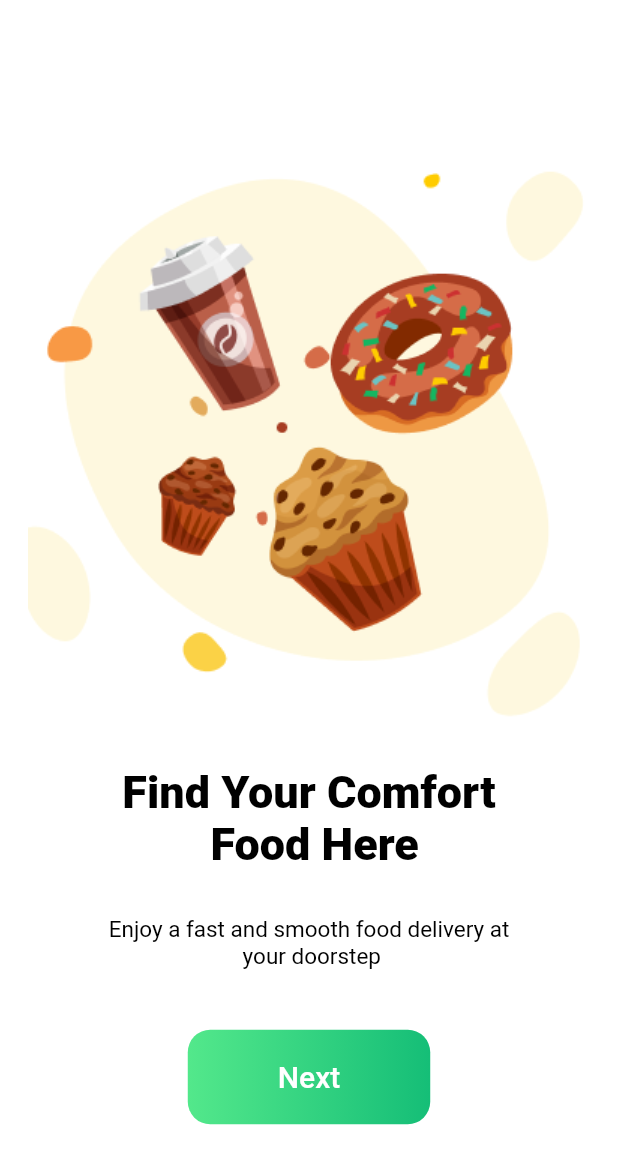
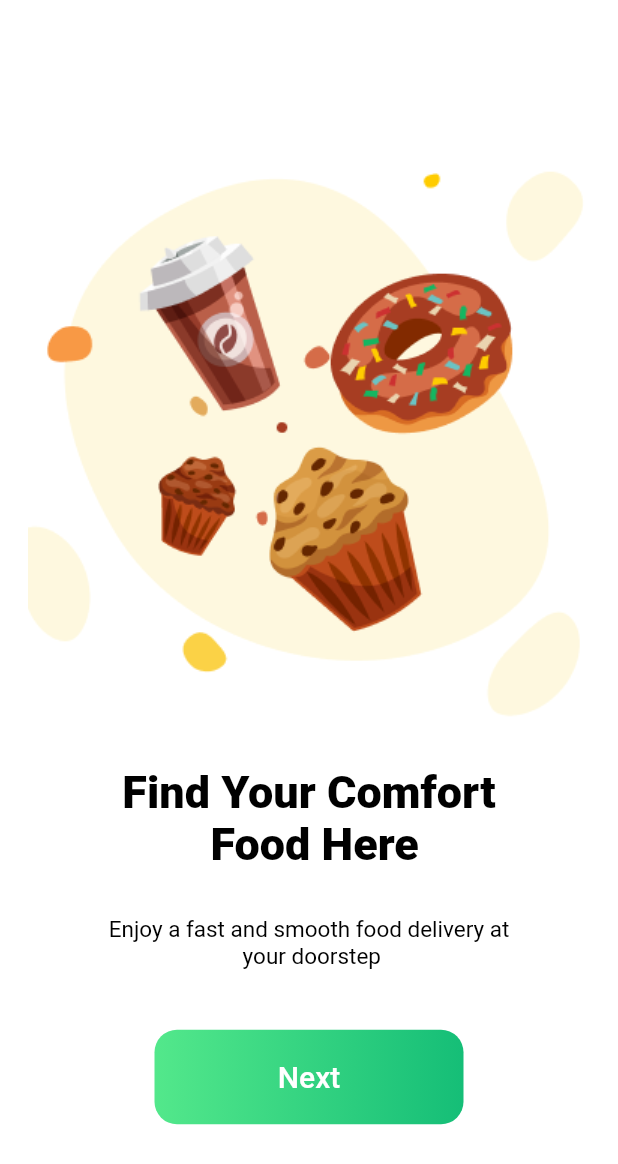
Before and after one commit to fidelity2851/Food_App, a Flutter app: the screen it shows after launch, on a phone screen of 412 x 824 dp. Shown: the top 1164 px of the screen. Run offline on Flutter 3.47's test engine with Material 2 defaults, Android fonts, the phone set to English and light mode, and no system bars.

Commit message:
I made my custom button to take half of screen width

```diff
--- a/lib/commponents/custom_button.dart
+++ b/lib/commponents/custom_button.dart
@@ -11,8 +11,10 @@ class CustomButton extends StatelessWidget {
 
   @override
   Widget build(BuildContext context) {
+    final Size winSize = MediaQuery.of(context).size;
     return Container(
-      padding: const EdgeInsets.symmetric(vertical: 20, horizontal: 60),
+      width: winSize.width / 2,
+      padding: const EdgeInsets.symmetric(vertical: 20, horizontal: 20),
       decoration: BoxDecoration(
           gradient: LinearGradient(
             colors: [AppColor.Primary, AppColor.Primary2],
@@ -20,6 +22,7 @@ class CustomButton extends StatelessWidget {
           borderRadius: BorderRadius.circular(15)),
       child: const Text(
         'Next',
+        textAlign: TextAlign.center,
         style: TextStyle(
           color: Colors.white,
           fontSize: 20,
```
